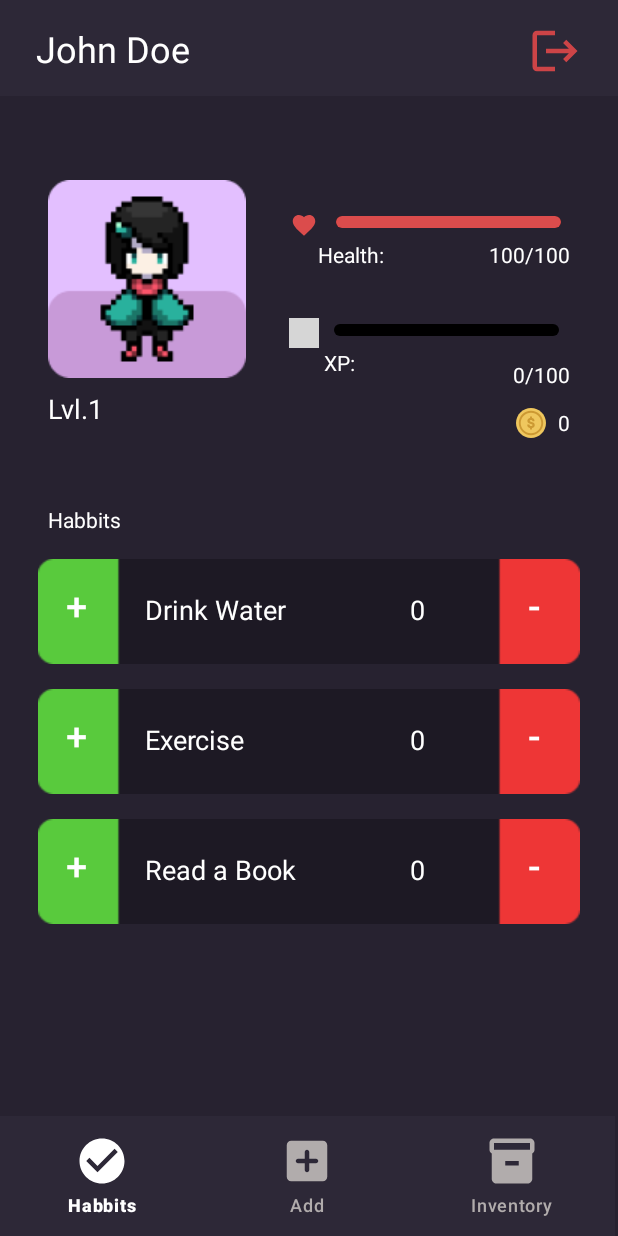
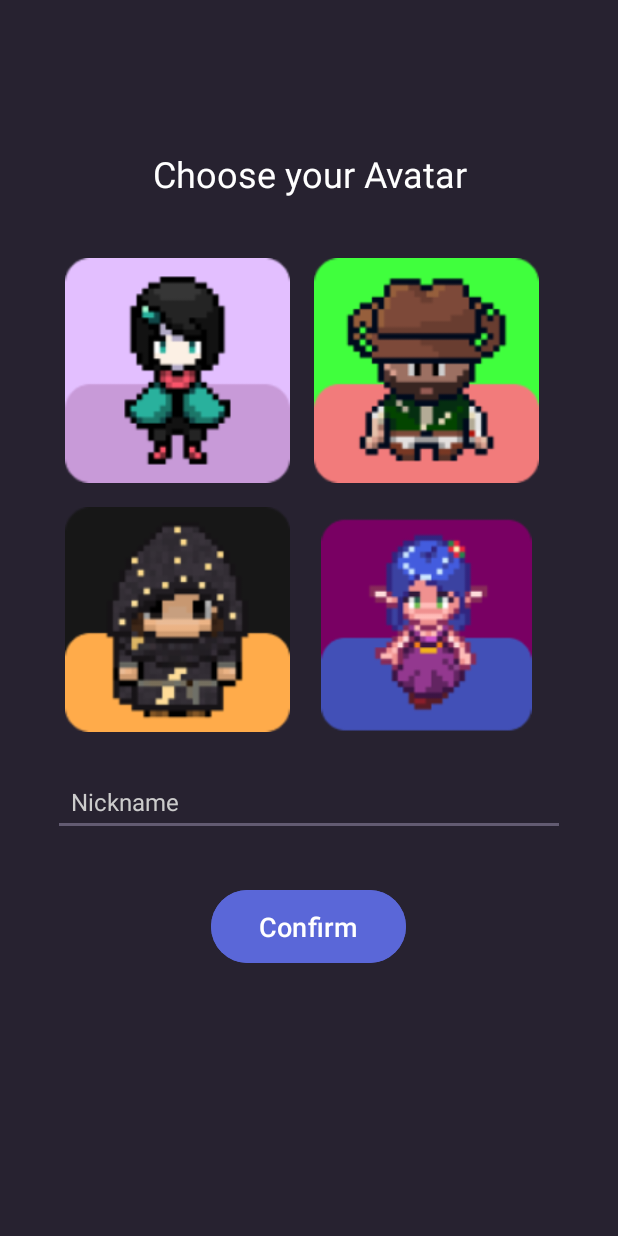
Before and after one commit to Kostaga/android-project, an Android app: the screen it shows after launch (MainActivity before the commit, Avatar after it), on a phone screen of 412 x 824 dp. Run offline under Robolectric (Android 15) with nearby library versions, the light colour scheme and no system bars; grey boxes are pictures that could not be loaded.

Commit message:
avatar section

```diff
--- /dev/null
+++ b/app/src/main/java/com/example/habit_app/Avatar.java
@@ -0,0 +1,113 @@
+package com.example.habit_app;
+
+import android.content.Intent;
+import android.content.SharedPreferences;
+import android.os.Bundle;
+import android.util.Log;
+import android.view.View;
+import android.widget.EditText;
+import android.widget.ImageView;
+import android.widget.Toast;
+
+import androidx.appcompat.app.AppCompatActivity;
+
+public class Avatar extends AppCompatActivity {
+
+    private ImageView avatar1, avatar2, avatar3, avatar4;
+    private EditText nicknameInput;
+    private int selectedAvatarId = -1;
+
+    @Override
+    protected void onCreate(Bundle savedInstanceState) {
+        super.onCreate(savedInstanceState);
+        setContentView(R.layout.choose_avatar);
+
+        avatar1 = findViewById(R.id.avatar1);
+        avatar2 = findViewById(R.id.avatar2);
+        avatar3 = findViewById(R.id.avatar3);
+        avatar4 = findViewById(R.id.avatar4);
+        nicknameInput = findViewById(R.id.nicknameInput);
+
+        avatar1.setOnClickListener(new View.OnClickListener() {
+            @Override
+            public void onClick(View v) {
+                selectAvatar(R.drawable.avatar1);
+            }
+        });
+
+        avatar2.setOnClickListener(new View.OnClickListener() {
+            @Override
+            public void onClick(View v) {
+                selectAvatar(R.drawable.avatar2);
+            }
+        });
+
+        avatar3.setOnClickListener(new View.OnClickListener() {
+            @Override
+            public void onClick(View v) {
+                selectAvatar(R.drawable.avatar3);
+            }
+        });
+
+        avatar4.setOnClickListener(new View.OnClickListener() {
+            @Override
+            public void onClick(View v) {
+                selectAvatar(R.drawable.avatar4);
+            }
+        });
+
+        findViewById(R.id.confirmButton).setOnClickListener(new View.OnClickListener() {
+            @Override
+            public void onClick(View v) {
+                confirmSelection();
+            }
+        });
+    }
+
+    private void selectAvatar(int avatarId) {
+        selectedAvatarId = avatarId;
+
+        // Reset border of all avatars to indicate selection
+        avatar1.setBackgroundResource(0);
+        avatar2.setBackgroundResource(0);
+        avatar3.setBackgroundResource(0);
+        avatar4.setBackgroundResource(0);
+
+        // Highlight the selected avatar
+        if (avatarId == R.drawable.avatar1) {
+            avatar1.setBackgroundResource(R.drawable.avatar_border);
+        } else if (avatarId == R.drawable.avatar2) {
+            avatar2.setBackgroundResource(R.drawable.avatar_border);
+        } else if (avatarId == R.drawable.avatar3) {
+            avatar3.setBackgroundResource(R.drawable.avatar_border);
+        } else if (avatarId == R.drawable.avatar4) {
+            avatar4.setBackgroundResource(R.drawable.avatar_border);
+        }
+    }
+
+    private void confirmSelection() {
+        String nickname = nicknameInput.getText().toString();
+        // Remove newline characters
+        nickname = nickname.replace("\n", "").replace("\r", "");
+
+        if (selectedAvatarId == -1 || nickname.isEmpty()) {
+            Toast.makeText(this, "Please select an avatar and enter a nickname", Toast.LENGTH_SHORT).show();
+            return;
+        }
+
+        // Save selected avatar and nickname in SharedPreferences
+        SharedPreferences preferences = getSharedPreferences("UserPrefs", MODE_PRIVATE);
+        SharedPreferences.Editor editor = preferences.edit();
+        editor.putInt("AVATAR_ID", selectedAvatarId);
+        editor.putString("NICKNAME", nickname);
+        editor.apply();
+
+
+        // Redirect to Habits page
+        Intent intent = new Intent(Avatar.this, Habits.class);
+        intent.putExtra("NICKNAME", nickname);
+        intent.putExtra("AVATAR_ID", selectedAvatarId);
+        startActivity(intent);
+        finish();
+    }
+}
--- a/app/src/main/java/com/example/habit_app/MainActivity.java
+++ b/app/src/main/java/com/example/habit_app/MainActivity.java
@@ -2,18 +2,11 @@ package com.example.habit_app;
 
 import android.content.Intent;
 import android.os.Bundle;
-import android.view.MenuItem;
 import android.view.View;
-import android.widget.Toast;
 
-import androidx.annotation.NonNull;
 import androidx.appcompat.app.AppCompatActivity;
-import androidx.fragment.app.Fragment;
-import androidx.fragment.app.FragmentManager;
-import androidx.fragment.app.FragmentTransaction;
 
 import com.example.habit_app.databinding.ActivityMainBinding;
-import com.google.android.material.bottomnavigation.BottomNavigationView;
 
 public class MainActivity extends AppCompatActivity {
 
@@ -24,30 +17,24 @@ public class MainActivity extends AppCompatActivity {
         super.onCreate(savedInstanceState);
         binding = ActivityMainBinding.inflate(getLayoutInflater());
         setContentView(binding.getRoot());
-        replaceFragment(new HabitsFragment());
 
-        binding.bottomNavigationView.setOnItemSelectedListener(item -> {
-            if (item.getItemId() == R.id.habbit) {
-                replaceFragment(new HabitsFragment());
-            } else if (item.getItemId() == R.id.addHabbit) {
-                replaceFragment(new AddFragment());
-            } else if (item.getItemId() == R.id.inventory) {
-                replaceFragment(new InventoryFragment());
-            }
+        // Set default screen
+        startActivity(new Intent(MainActivity.this, Avatar.class));
 
-            return true;
-        });
+//        binding.bottomNavigationView.setOnItemSelectedListener(item -> {
+//            if (item.getItemId() == R.id.habbit) {
+//                startActivity(new Intent(MainActivity.this, HabitsActivity.class));
+//            } else if (item.getItemId() == R.id.addHabbit) {
+//                startActivity(new Intent(MainActivity.this, AddHabitActivity.class));
+//            } else if (item.getItemId() == R.id.inventory) {
+//                startActivity(new Intent(MainActivity.this, InventoryActivity.class));
+//            }
+//
+//            return true;
+//        });
     }
 
-    private void replaceFragment(Fragment fragment)
-    {
-        FragmentManager fragmentManager = getSupportFragmentManager();
-        FragmentTransaction fragmentTransaction= fragmentManager.beginTransaction();
-        fragmentTransaction.replace(R.id.frame_layout, fragment);
-        fragmentTransaction.commit();
-    }
-
-    // Μέθοδος για το κλείσιμο της εφαρμογής
+    // Method to close the app
     public void exitApp(View view) {
         finish();
     }
--- /dev/null
+++ b/app/src/main/res/drawable/avatar_border.xml
@@ -0,0 +1,13 @@
+<?xml version="1.0" encoding="utf-8"?>
+<shape xmlns:android="http://schemas.android.com/apk/res/android">
+    <solid android:color="@android:color/transparent" />
+    <stroke
+        android:width="8dp"
+        android:color="@android:color/holo_blue_bright" />
+    <corners android:radius="8dp" />
+    <padding
+        android:left="3dp"
+        android:top="3dp"
+        android:right="3dp"
+        android:bottom="3dp" />
+</shape>
--- /dev/null
+++ b/app/src/main/res/layout/choose_avatar.xml
@@ -0,0 +1,102 @@
+<?xml version="1.0" encoding="utf-8"?>
+<LinearLayout
+    xmlns:android="http://schemas.android.com/apk/res/android"
+    android:layout_width="match_parent"
+    android:layout_height="match_parent"
+    android:orientation="vertical"
+    android:padding="35dp"
+    > <!-- Background color of the screen -->
+
+    <!-- Top bar with user name and exit icon -->
+    <LinearLayout
+        android:layout_width="match_parent"
+        android:layout_height="wrap_content"
+        android:orientation="horizontal"
+        android:gravity="center_vertical"
+        android:paddingTop="16dp"
+        android:paddingBottom="16dp">
+
+
+
+    </LinearLayout>
+
+    <!-- Title: Choose your Avatar -->
+    <TextView
+        android:id="@+id/avatarTitle"
+        android:layout_width="match_parent"
+        android:layout_height="wrap_content"
+        android:text="Choose your Avatar"
+        android:textColor="#FFFFFF"
+        android:textSize="24sp"
+        android:gravity="center"
+        android:layout_marginTop="32dp"
+        android:layout_marginBottom="32dp" />
+
+    <!-- GridLayout for avatars -->
+    <GridLayout
+        android:layout_width="match_parent"
+        android:layout_height="wrap_content"
+        android:columnCount="2"
+        android:rowCount="2"
+        android:layout_gravity="center">
+
+        <!-- Avatar options -->
+        <ImageView
+            android:id="@+id/avatar1"
+            android:layout_width="150dp"
+            android:layout_height="150dp"
+            android:layout_margin="8dp"
+            android:src="@drawable/avatar1" /> <!-- Replace with your avatar images -->
+
+        <ImageView
+            android:id="@+id/avatar2"
+            android:layout_width="150dp"
+            android:layout_height="150dp"
+            android:layout_margin="8dp"
+            android:src="@drawable/avatar2" />
+
+        <ImageView
+            android:id="@+id/avatar3"
+            android:layout_width="150dp"
+            android:layout_height="150dp"
+            android:layout_margin="8dp"
+            android:src="@drawable/avatar3" />
+
+        <ImageView
+            android:id="@+id/avatar4"
+            android:layout_width="150dp"
+            android:layout_height="150dp"
+            android:layout_margin="8dp"
+            android:src="@drawable/avatar4" />
+    </GridLayout>
+
+    <!-- Nickname Input Field -->
+
+    <EditText
+        android:id="@+id/nicknameInput"
+        android:layout_width="match_parent"
+        android:layout_height="wrap_content"
+        android:layout_marginTop="15dp"
+        android:padding="12dp"
+        android:textColor="#FFFFFF"
+        android:textColorHint="#CCCCCC"
+        android:hint="Nickname"
+        android:textSize="16sp" />
+
+    <!-- Confirm button -->
+    <Button
+        android:id="@+id/confirmButton"
+        android:layout_width="wrap_content"
+        android:layout_height="wrap_content"
+        android:layout_gravity="center"
+        android:layout_marginTop="32dp"
+        android:text="Confirm"
+        android:textSize="18sp"
+        android:backgroundTint="#5A67D8"
+        android:textColor="#FFFFFF"
+        android:paddingStart="32dp"
+        android:paddingEnd="32dp"
+        android:paddingTop="12dp"
+        android:paddingBottom="12dp"
+        />
+</LinearLayout>
--- a/app/src/main/res/layout/habits.xml
+++ b/app/src/main/res/layout/habits.xml
@@ -8,93 +8,74 @@
     >
 
 
+    <include
+        android:id="@+id/header"
+        layout="@layout/header"
+        app:layout_constraintStart_toStartOf="parent"
+        app:layout_constraintTop_toTopOf="parent"
+        tools:visibility="visible" />
+
+
+    <com.google.android.material.bottomnavigation.BottomNavigationView
+        android:id="@+id/bottomNavigationView"
+        android:layout_width="match_parent"
+        android:layout_height="wrap_content"
+        android:background="@color/header"
+        app:itemIconTint="@drawable/icon_tinit_selector"
+        app:itemTextColor="@drawable/icon_tinit_selector"
+        app:layout_constraintBottom_toBottomOf="parent"
+        app:layout_constraintEnd_toEndOf="parent"
+        app:layout_constraintStart_toStartOf="parent"
+        app:menu="@menu/bottom_nav"
+        app:itemIconSize="36dp"
+        app:itemActiveIndicatorStyle="@android:color/transparent" />
+
+
     <ImageView
         android:id="@+id/profile_picture"
         android:layout_width="132dp"
         android:layout_height="0dp"
         android:layout_marginStart="32dp"
-        android:layout_marginTop="56dp"
+        android:layout_marginTop="32dp"
         android:radius="10dp"
         app:layout_constraintStart_toStartOf="parent"
-        app:layout_constraintTop_toTopOf="parent"
-        app:srcCompat="@drawable/avatar1" />
+        app:layout_constraintTop_toBottomOf="@+id/header"
+         />
+
+    <TextView
+        android:id="@+id/user_level"
+        android:layout_width="101dp"
+        android:layout_height="wrap_content"
+        android:layout_marginStart="32dp"
+        android:layout_marginTop="16dp"
+        android:text="@string/Level"
+        android:textColor="@color/white"
+        android:textSize="18sp"
+        app:layout_constraintStart_toStartOf="parent"
+        app:layout_constraintTop_toBottomOf="@+id/profile_picture" />
+
 
     <ProgressBar
         android:id="@+id/progressBar"
         style="?android:attr/progressBarStyleHorizontal"
         android:layout_width="wrap_content"
         android:layout_height="wrap_content"
-        android:layout_marginTop="80dp"
-        android:minWidth="150dp"
+        android:layout_marginTop="52dp"
+        android:minWidth="160dp"
         android:minHeight="8dp"
         android:progress="60"
         android:progressDrawable="@drawable/customprogress"
         app:layout_constraintEnd_toEndOf="parent"
-        app:layout_constraintHorizontal_bias="0.609"
+        app:layout_constraintHorizontal_bias="0.517"
         app:layout_constraintStart_toEndOf="@+id/profile_picture"
-        app:layout_constraintTop_toTopOf="parent" />
-
-    <ImageView
-        android:id="@+id/xpicon"
-        android:layout_width="20dp"
-        android:layout_height="20dp"
-        android:layout_marginStart="16dp"
-        android:layout_marginTop="148dp"
-        android:layout_marginEnd="8dp"
-        app:layout_constraintEnd_toStartOf="@+id/progressBar2"
-        app:layout_constraintHorizontal_bias="0.857"
-        app:layout_constraintStart_toEndOf="@+id/profile_picture"
-        app:layout_constraintTop_toTopOf="parent"
-        app:srcCompat="@drawable/xp"
-        app:tint="@color/yellow" />
-
-    <ImageView
-        android:id="@+id/hpicon"
-        android:layout_width="20dp"
-        android:layout_height="20dp"
-        android:layout_marginStart="16dp"
-        android:layout_marginTop="76dp"
-        android:layout_marginEnd="8dp"
-        app:layout_constraintEnd_toStartOf="@+id/progressBar"
-        app:layout_constraintHorizontal_bias="0.8"
-        app:layout_constraintStart_toEndOf="@+id/profile_picture"
-        app:layout_constraintTop_toTopOf="parent"
-        app:srcCompat="@drawable/heart"
-        app:tint="@color/red" />
-
-    <ProgressBar
-        android:id="@+id/progressBar2"
-        style="?android:attr/progressBarStyleHorizontal"
-        android:layout_width="wrap_content"
-        android:layout_height="wrap_content"
-        android:layout_marginTop="64dp"
-        android:minWidth="150dp"
-        android:minHeight="8dp"
-        android:progress="60"
-        android:progressDrawable="@drawable/customprogress2"
-        app:layout_constraintEnd_toEndOf="parent"
-        app:layout_constraintHorizontal_bias="0.597"
-        app:layout_constraintStart_toEndOf="@+id/profile_picture"
-        app:layout_constraintTop_toBottomOf="@+id/progressBar" />
-
-    <TextView
-        android:id="@+id/xp"
-        android:layout_width="wrap_content"
-        android:layout_height="wrap_content"
-        android:layout_marginTop="16dp"
-        android:layout_marginEnd="32dp"
-        android:text="50/100"
-        android:textColor="#FFFFFF"
-        android:textSize="14sp"
-        app:layout_constraintEnd_toEndOf="parent"
-        app:layout_constraintTop_toBottomOf="@+id/progressBar2" />
+        app:layout_constraintTop_toBottomOf="@+id/header" />
 
     <TextView
         android:id="@+id/health"
         android:layout_width="wrap_content"
         android:layout_height="wrap_content"
-        android:layout_marginStart="48dp"
-        android:layout_marginTop="8dp"
+        android:layout_marginStart="44dp"
+        android:layout_marginTop="4dp"
         android:text="@string/health"
         android:textColor="#FFFFFF"
         android:textSize="14sp"
@@ -105,20 +86,48 @@
         android:id="@+id/hp"
         android:layout_width="wrap_content"
         android:layout_height="wrap_content"
-        android:layout_marginTop="8dp"
-        android:layout_marginEnd="32dp"
+        android:layout_marginTop="4dp"
+        android:layout_marginEnd="40dp"
         android:text="50/100"
         android:textColor="#FFFFFF"
         android:textSize="14sp"
         app:layout_constraintEnd_toEndOf="parent"
         app:layout_constraintTop_toBottomOf="@+id/progressBar" />
 
+
+    <ImageView
+        android:id="@+id/hpicon"
+        android:layout_width="20dp"
+        android:layout_height="20dp"
+        android:layout_marginStart="8dp"
+        android:layout_marginTop="44dp"
+        app:layout_constraintEnd_toStartOf="@+id/progressBar"
+        app:layout_constraintHorizontal_bias="0.294"
+        app:layout_constraintStart_toEndOf="@+id/profile_picture"
+        app:layout_constraintTop_toBottomOf="@+id/header"
+        app:srcCompat="@drawable/heart"
+        app:tint="@color/red" />
+
+    <ProgressBar
+        android:id="@+id/progressBar2"
+        style="?android:attr/progressBarStyleHorizontal"
+        android:layout_width="wrap_content"
+        android:layout_height="wrap_content"
+        android:layout_marginTop="52dp"
+        android:minWidth="160dp"
+        android:minHeight="8dp"
+        android:progress="60"
+        android:progressDrawable="@drawable/customprogress2"
+        app:layout_constraintEnd_toEndOf="parent"
+        app:layout_constraintStart_toEndOf="@+id/profile_picture"
+        app:layout_constraintTop_toBottomOf="@+id/progressBar" />
+
     <TextView
         android:id="@+id/xptext"
         android:layout_width="wrap_content"
         android:layout_height="wrap_content"
-        android:layout_marginStart="52dp"
-        android:layout_marginTop="8dp"
+        android:layout_marginStart="44dp"
+        android:layout_marginTop="4dp"
         android:text="@string/xp"
         android:textColor="#FFFFFF"
         android:textSize="14sp"
@@ -126,37 +135,51 @@
         app:layout_constraintTop_toBottomOf="@+id/progressBar2" />
 
     <TextView
+        android:id="@+id/xp"
+        android:layout_width="wrap_content"
+        android:layout_height="wrap_content"
+        android:layout_marginTop="4dp"
+        android:layout_marginEnd="36dp"
+        android:text="50/100"
+        android:textColor="#FFFFFF"
+        android:textSize="14sp"
+        app:layout_constraintEnd_toEndOf="parent"
+        app:layout_constraintTop_toBottomOf="@+id/progressBar2" />
+
+    <ImageView
+        android:id="@+id/xpicon"
+        android:layout_width="20dp"
+        android:layout_height="20dp"
+        android:layout_marginStart="8dp"
+        android:layout_marginTop="104dp"
+        app:layout_constraintEnd_toStartOf="@+id/progressBar2"
+        app:layout_constraintHorizontal_bias="0.312"
+        app:layout_constraintStart_toEndOf="@+id/profile_picture"
+        app:layout_constraintTop_toBottomOf="@+id/header"
+        app:srcCompat="@drawable/xp"
+        app:tint="@color/yellow" />
+
+    <TextView
         android:id="@+id/coinstext"
         android:layout_width="wrap_content"
         android:layout_height="wrap_content"
-        android:layout_marginTop="208dp"
-        android:layout_marginEnd="32dp"
+        android:layout_marginTop="160dp"
+        android:layout_marginEnd="36dp"
         android:text="@string/currentCoins"
         android:textColor="@color/active"
         app:layout_constraintEnd_toEndOf="parent"
-        app:layout_constraintTop_toTopOf="parent" />
+        app:layout_constraintTop_toBottomOf="@+id/header" />
 
     <ImageView
         android:id="@+id/imageView"
         android:layout_width="wrap_content"
         android:layout_height="wrap_content"
-        android:layout_marginTop="208dp"
+        android:layout_marginTop="160dp"
         android:layout_marginEnd="8dp"
         app:layout_constraintEnd_toStartOf="@+id/coinstext"
-        app:layout_constraintTop_toTopOf="parent"
+        app:layout_constraintTop_toBottomOf="@+id/header"
         app:srcCompat="@drawable/coins" />
 
-    <TextView
-        android:id="@+id/user_level"
-        android:layout_width="101dp"
-        android:layout_height="wrap_content"
-        android:layout_marginStart="32dp"
-        android:layout_marginTop="8dp"
-        android:text="@string/Level"
-        android:textColor="@color/white"
-        android:textSize="18sp"
-        app:layout_constraintStart_toStartOf="parent"
-        app:layout_constraintTop_toBottomOf="@+id/profile_picture" />
 
 
     <TextView
@@ -175,23 +198,20 @@
         android:id="@+id/scrollView"
         android:layout_width="0dp"
         android:layout_height="0dp"
-
-        app:layout_constraintBottom_toBottomOf="parent"
+        app:layout_constraintBottom_toTopOf="@+id/bottomNavigationView"
         app:layout_constraintEnd_toEndOf="parent"
         app:layout_constraintHeight_percent="0.4"
-        app:layout_constraintHorizontal_bias="0.0"
         app:layout_constraintStart_toStartOf="parent"
-        app:layout_constraintTop_toBottomOf="@+id/habbit"
-        app:layout_constraintVertical_bias="0.145">
+        app:layout_constraintTop_toBottomOf="@+id/habbit">
 
         <!-- Container for dynamic habit cards -->
         <LinearLayout
             android:id="@+id/habitContainer"
             android:layout_width="match_parent"
             android:layout_height="wrap_content"
+            android:orientation="vertical"
+            android:layout_marginEnd="25dp"
             android:layout_marginStart="25dp"
-            android:layout_marginEnd="25dp"
-            android:orientation="vertical"
             app:layout_constraintBottom_toTopOf="@id/bottomNavigationView"
             app:layout_constraintEnd_toEndOf="parent"
             app:layout_constraintHorizontal_bias="0.0"
```
Also changed, not shown: app/src/main/AndroidManifest.xml (+8 -8 lines), app/src/main/java/com/example/habit_app/Habits.java (+48 -121 lines), app/src/main/res/layout/header.xml (+37 -0 lines), app/src/main/res/drawable/avatar2.png (added), app/src/main/res/drawable/avatar3.png (added), app/src/main/res/drawable/avatar4.png (added).
